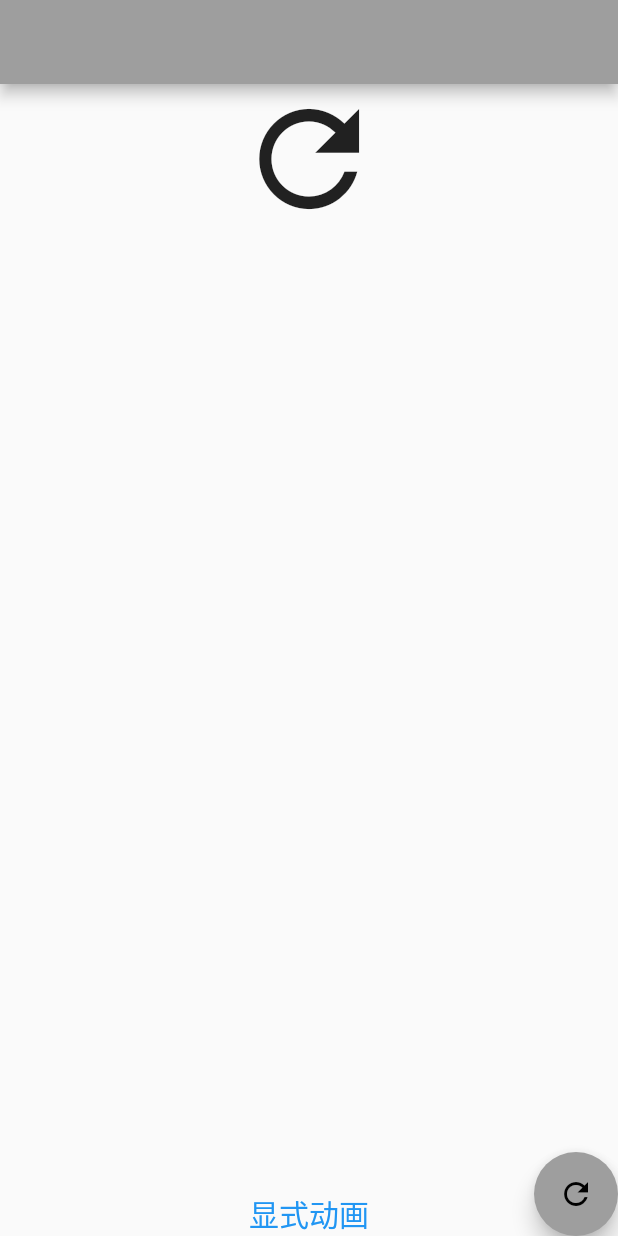
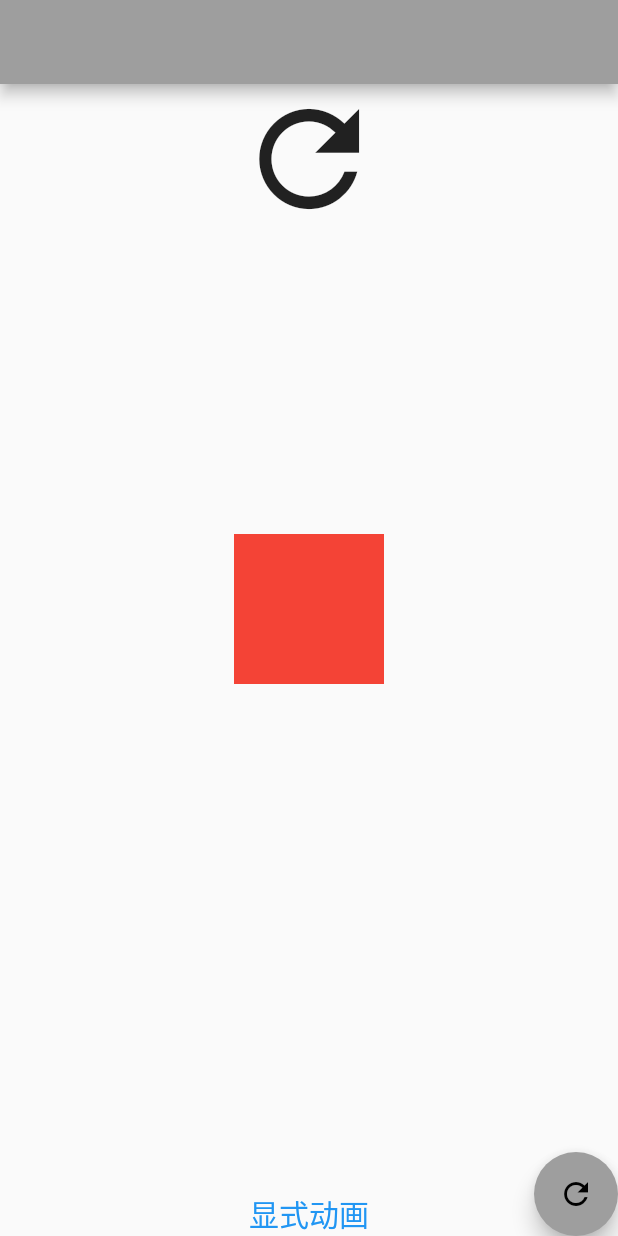
Before and after one commit to zeqinjie/flutter_demo, a Flutter app: the screen it shows after launch, on a phone screen of 412 x 824 dp. Run offline on Flutter 3.47's test engine with Material 2 defaults, Android fonts, the phone set to English and light mode, and no system bars.

Commit message:
<update>(动画)：显式动画的关键帧曲率控制

```diff
--- a/lib/animation_demo/tw_animation_display_view.dart
+++ b/lib/animation_demo/tw_animation_display_view.dart
@@ -30,7 +30,7 @@ class _TWAnimationDisplayViewState extends State<TWAnimationDisplayView>
       duration: const Duration(milliseconds: 1000),
     );
     _controller.addListener(() {
-        print("${_controller.value}");
+      print("${_controller.value}");
     });
   }
 
@@ -55,6 +55,7 @@ class _TWAnimationDisplayViewState extends State<TWAnimationDisplayView>
             _buildRotationTransition(),
             _buildFadeTransition(),
             _buildScaleTransition(),
+            _buildTweenAnimation(),
           ],
         ),
         Positioned(
@@ -68,7 +69,8 @@ class _TWAnimationDisplayViewState extends State<TWAnimationDisplayView>
                   if (_isLoading) {
                     _controller.stop(); // reset: 重置恢复   stop: 暂停
                   } else {
-                    _controller.repeat(reverse: true); // forward: 执行一次  repeat: 重复执行
+                    _controller.repeat(
+                        reverse: true); // forward: 执行一次  repeat: 重复执行
                   }
                   _isLoading = !_isLoading;
                 });
@@ -120,4 +122,35 @@ class _TWAnimationDisplayViewState extends State<TWAnimationDisplayView>
       ),
     );
   }
+
+  /// tween 关键帧动画
+  /// 通过 _controller.drive(Tween(...)) 添加 Tween 关键帧开始与结束值。
+  /// 等价的写法 Tween(...).animate(_controller)
+  /// chain 叠加一个 tween Interval(0.8, 1.0) 即表示 从时间 80% 之前的时间动画不执行，剩余 20% 时间完成动画
+  /// 在 Slide 平移动画中，offset 是以 （0，0）原点。偏移 0.5 即是 0.5 倍数
+  Widget _buildTweenAnimation() {
+    return SlideTransition(
+      child: Container(
+        height: 100,
+        width: 100,
+        color: Colors.red,
+      ),
+      position: Tween(
+        begin: const Offset(0, 0),
+        end: const Offset(0.5, 1),
+      )
+          .chain(
+            CurveTween(
+              curve: const Interval(0.8, 1.0) , // Curves.bounceOut
+            ),
+          )
+          .animate(_controller),
+      // position: _controller.drive(
+      //   Tween(
+      //     begin: const Offset(0, 0),
+      //     end: const Offset(0.5, 1),
+      //   ),
+      // ),
+    );
+  }
 }
```
Also changed, not shown: lib/animation_demo/tw_animation_app.dart (line endings or trailing spaces), 2 other files.
